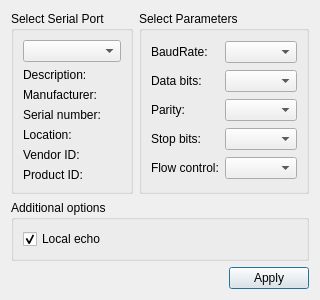
Above: CUBLIchoreographer/settingsdialog.ui from danieldugas/CUBLI-Choreographer before the change. Below: the same form after it.
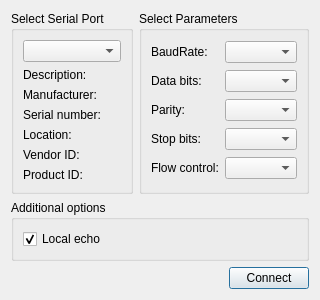
That is the form after the change.

What changed in the file:
```diff
--- a/CUBLIchoreographer/settingsdialog.ui
+++ b/CUBLIchoreographer/settingsdialog.ui
@@ -6,8 +6,8 @@
    <rect>
     <x>0</x>
     <y>0</y>
-    <width>281</width>
-    <height>262</height>
+    <width>298</width>
+    <height>290</height>
    </rect>
   </property>
   <property name="windowTitle">
@@ -145,7 +145,7 @@
      <item>
       <widget class="QPushButton" name="applyButton">
        <property name="text">
-        <string>Apply</string>
+        <string>Connect</string>
        </property>
       </widget>
      </item>
```
